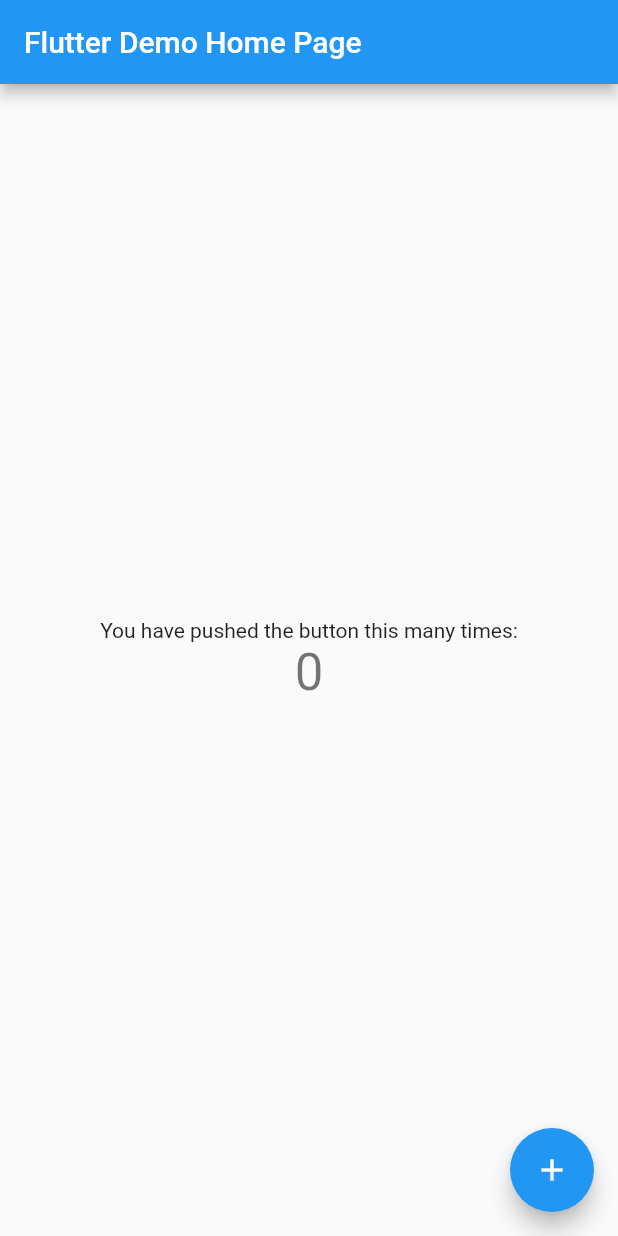
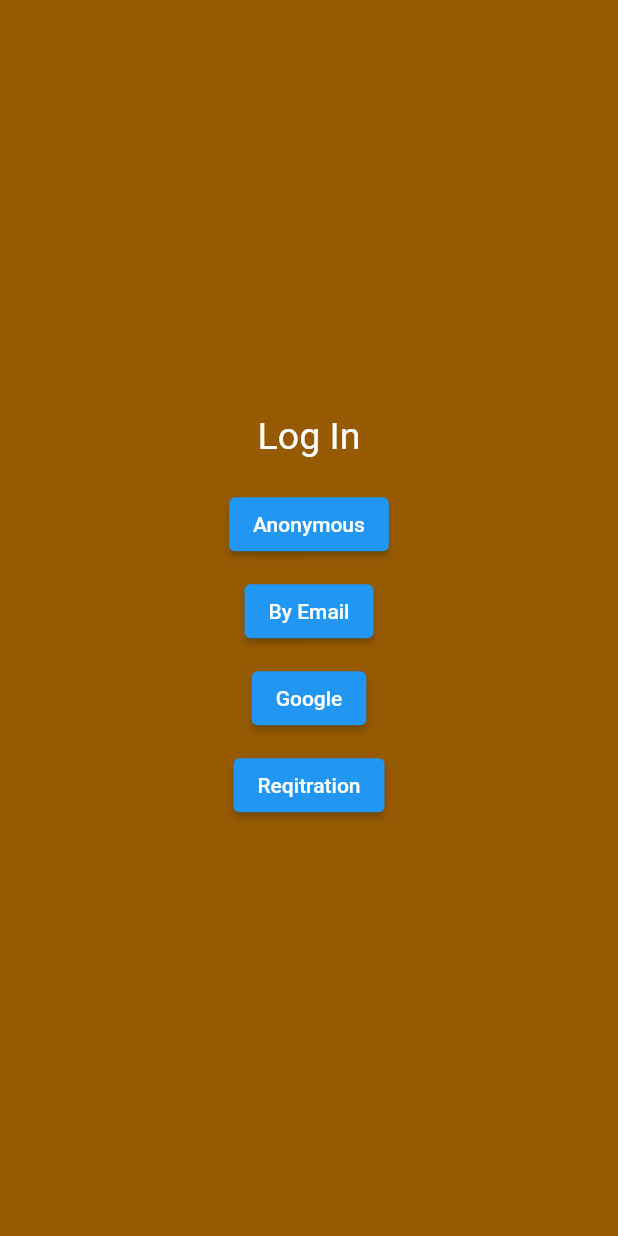
Before and after one commit to Nniki-N/test_roulette, a Flutter app: the screen it shows after launch, on a phone screen of 412 x 824 dp. Run offline on Flutter 3.47's test engine with Material 2 defaults, Android fonts, the light colour scheme and no system bars; our stand-ins replace firebase_core; accounts and stored records are empty.

Commit message:
first layout

```diff
--- a/lib/main.dart
+++ b/lib/main.dart
@@ -1,115 +1,16 @@
 import 'package:flutter/material.dart';
+import 'package:test_roulette/ui/app/my_app.dart';
+import 'package:firebase_core/firebase_core.dart';
+import 'firebase_options.dart';
 
-void main() {
-  runApp(const MyApp());
+Future<void> main() async{
+  WidgetsFlutterBinding.ensureInitialized();
+
+  // initialize firebase
+  await Firebase.initializeApp(
+    options: DefaultFirebaseOptions.currentPlatform,
+);
+  const myApp = MyApp();
+
+  runApp(myApp);
 }
-
-class MyApp extends StatelessWidget {
-  const MyApp({super.key});
-
-  // This widget is the root of your application.
-  @override
-  Widget build(BuildContext context) {
-    return MaterialApp(
-      title: 'Flutter Demo',
-      theme: ThemeData(
-        // This is the theme of your application.
-        //
-        // Try running your application with "flutter run". You'll see the
-        // application has a blue toolbar. Then, without quitting the app, try
-        // changing the primarySwatch below to Colors.green and then invoke
-        // "hot reload" (press "r" in the console where you ran "flutter run",
-        // or simply save your changes to "hot reload" in a Flutter IDE).
-        // Notice that the counter didn't reset back to zero; the application
-        // is not restarted.
-        primarySwatch: Colors.blue,
-      ),
-      home: const MyHomePage(title: 'Flutter Demo Home Page'),
-    );
-  }
-}
-
-class MyHomePage extends StatefulWidget {
-  const MyHomePage({super.key, required this.title});
-
-  // This widget is the home page of your application. It is stateful, meaning
-  // that it has a State object (defined below) that contains fields that affect
-  // how it looks.
-
-  // This class is the configuration for the state. It holds the values (in this
-  // case the title) provided by the parent (in this case the App widget) and
-  // used by the build method of the State. Fields in a Widget subclass are
-  // always marked "final".
-
-  final String title;
-
-  @override
-  State<MyHomePage> createState() => _MyHomePageState();
-}
-
-class _MyHomePageState extends State<MyHomePage> {
-  int _counter = 0;
-
-  void _incrementCounter() {
-    setState(() {
-      // This call to setState tells the Flutter framework that something has
-      // changed in this State, which causes it to rerun the build method below
-      // so that the display can reflect the updated values. If we changed
-      // _counter without calling setState(), then the build method would not be
-      // called again, and so nothing would appear to happen.
-      _counter++;
-    });
-  }
-
-  @override
-  Widget build(BuildContext context) {
-    // This method is rerun every time setState is called, for instance as done
-    // by the _incrementCounter method above.
-    //
-    // The Flutter framework has been optimized to make rerunning build methods
-    // fast, so that you can just rebuild anything that needs updating rather
-    // than having to individually change instances of widgets.
-    return Scaffold(
-      appBar: AppBar(
-        // Here we take the value from the MyHomePage object that was created by
-        // the App.build method, and use it to set our appbar title.
-        title: Text(widget.title),
-      ),
-      body: Center(
-        // Center is a layout widget. It takes a single child and positions it
-        // in the middle of the parent.
-        child: Column(
-          // Column is also a layout widget. It takes a list of children and
-          // arranges them vertically. By default, it sizes itself to fit its
-          // children horizontally, and tries to be as tall as its parent.
-          //
-          // Invoke "debug painting" (press "p" in the console, choose the
-          // "Toggle Debug Paint" action from the Flutter Inspector in Android
-          // Studio, or the "Toggle Debug Paint" command in Visual Studio Code)
-          // to see the wireframe for each widget.
-          //
-          // Column has various properties to control how it sizes itself and
-          // how it positions its children. Here we use mainAxisAlignment to
-          // center the children vertically; the main axis here is the vertical
-          // axis because Columns are vertical (the cross axis would be
-          // horizontal).
-          mainAxisAlignment: MainAxisAlignment.center,
-          children: <Widget>[
-            const Text(
-              'You have pushed the button this many times:',
-            ),
-            Text(
-              '$_counter',
-              style: Theme.of(context).textTheme.headline4,
-            ),
-          ],
-        ),
-      ),
-      floatingActionButton: FloatingActionButton(
-        onPressed: _incrementCounter,
-        tooltip: 'Increment',
-        child: const Icon(Icons.add),
-      ), // This trailing comma makes auto-formatting nicer for build methods.
-    );
-  }
-}
--- /dev/null
+++ b/lib/ui/app/my_app.dart
@@ -0,0 +1,18 @@
+import 'package:flutter/material.dart';
+import 'package:test_roulette/ui/navigation/main_navigation.dart';
+
+class MyApp extends StatelessWidget {
+  const MyApp({Key? key}) : super(key: key);
+
+  @override
+  Widget build(BuildContext context) {
+    final mainNavigation = MainNavigation();
+
+    return MaterialApp(
+      title: 'Roulette',
+      debugShowCheckedModeBanner: false,
+      onGenerateRoute: mainNavigation.onGenerateRoute,
+      initialRoute: MainNavigationRouteNames.authLoginScreen,
+    );
+  }
+}
--- /dev/null
+++ b/lib/ui/navigation/main_navigation.dart
@@ -0,0 +1,39 @@
+
+
+import 'package:flutter/material.dart';
+import 'package:test_roulette/ui/screens/auth_screens/auth_login/auth_login_screen.dart';
+import 'package:test_roulette/ui/screens/auth_screens/auth_login/login_by_email_screen.dart';
+import 'package:test_roulette/ui/screens/auth_screens/auth_registration/auth_registration_screen.dart';
+import 'package:test_roulette/ui/screens/auth_screens/auth_registration/registration_by_email_screen.dart';
+import 'package:test_roulette/ui/screens/main_screen/main_screen.dart';
+
+class MainNavigationRouteNames {
+  static const initialScreen = '/';
+  static const mainScreen = '/main';
+  static const authLoginScreen = '/authLogin';
+  static const authLoginAnonymousScreen = '/authLogin/anonymous';
+  static const authLoginEmailScreen = '/authLogin/email';
+  static const authRegistrationScreen = '/authReqister';
+  static const authRegistrationEmailScreen = '/authReqister/email';
+}
+
+class MainNavigation {
+  Route<Object>? onGenerateRoute(RouteSettings settings) {
+    switch(settings.name) {
+      case MainNavigationRouteNames.mainScreen:
+        return MaterialPageRoute(builder: (context) => const MainScreen());
+      case MainNavigationRouteNames.authLoginScreen:
+        return MaterialPageRoute(builder: (context) => const AuthLogInScreen());
+      case MainNavigationRouteNames.authRegistrationScreen:
+        return MaterialPageRoute(builder: (context) => const AuthRegistrationScreen());
+      case MainNavigationRouteNames.authLoginAnonymousScreen:
+        // return MaterialPageRoute(builder: (context) =>);
+      case MainNavigationRouteNames.authLoginEmailScreen:
+        return MaterialPageRoute(builder: (context) => const LogInByEmailScreen());
+      case MainNavigationRouteNames.authRegistrationEmailScreen:
+        return MaterialPageRoute(builder: (context) => const RegistrationByEmailScreen());
+      default:
+        return null; /////////////////////////////////////////////////////////
+    }
+  }
+}
--- /dev/null
+++ b/lib/ui/screens/auth_screens/auth_login/auth_login_screen.dart
@@ -0,0 +1,52 @@
+import 'package:flutter/material.dart';
+import 'package:test_roulette/ui/navigation/main_navigation.dart';
+
+class AuthLogInScreen extends StatelessWidget {
+  const AuthLogInScreen({super.key});
+
+  @override
+  Widget build(BuildContext context) {
+    return Scaffold(
+      backgroundColor: const Color.fromARGB(255, 150, 91, 2),
+      body: Center(
+        child: Column(
+          mainAxisSize: MainAxisSize.min,
+          children: [
+            const Text(
+              'Log In',
+              style: TextStyle(
+                color: Colors.white,
+                fontSize: 25,
+              ),
+            ),
+            const SizedBox(height: 20),
+            ElevatedButton(
+              onPressed: () {
+              },
+              child: const Text('Anonymous'),
+            ),
+            const SizedBox(height: 10),
+            ElevatedButton(
+              onPressed: () {
+                Navigator.of(context).pushNamed(MainNavigationRouteNames.authLoginEmailScreen);
+              },
+              child: const Text('By Email'),
+            ),
+            const SizedBox(height: 10),
+            ElevatedButton(
+              onPressed: () {},
+              child: const Text('Google'),
+            ),
+            const SizedBox(height: 10),
+            ElevatedButton(
+              onPressed: () {
+                Navigator.of(context).pushReplacementNamed(MainNavigationRouteNames.authRegistrationScreen);
+              },
+              child: const Text('Reqitration'),
+            )
+          ],
+        ),
+      ),
+    );
+  }
+}
--- a/pubspec.yaml
+++ b/pubspec.yaml
@@ -36,6 +36,12 @@
   # The following adds the Cupertino Icons font to your application.
   # Use with the CupertinoIcons class for iOS style icons.
   cupertino_icons: ^1.0.2
+  firebase_auth: ^4.1.4
+  firebase_core: ^2.3.0
+  firebase_storage: ^11.0.6
+  cloud_firestore: ^4.1.0
+  firebase_database: ^10.0.6
+  flutter_bloc: ^8.1.1
 
 dev_dependencies:
   flutter_test:
```
Also changed, not shown: lib/ui/screens/auth_screens/auth_login/login_by_email_screen.dart (added, +101 -0 lines), lib/ui/screens/auth_screens/auth_registration/auth_registration_screen.dart (added, +46 -0 lines), lib/ui/screens/auth_screens/auth_registration/registration_by_email_screen.dart (added, +101 -0 lines), lib/ui/screens/main_screen/game_page/game_page.dart (added, +44 -0 lines), lib/ui/screens/main_screen/main_screen.dart (added, +130 -0 lines), lib/ui/screens/main_screen/rating_page/rating_page.dart (added, +64 -0 lines), lib/ui/screens/main_screen/settings_page/settings_page.dart (added, +23 -0 lines), lib/firebase_options.dart (added), pubspec.lock, 8 other files.
